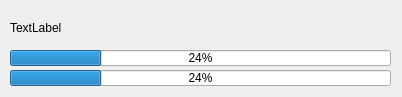
Qt form ui/update_window.ui (badcast/adskiller) before a commit.
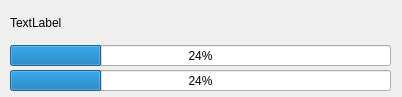
The same form after that commit.

Patch:
```diff
--- a/ui/update_window.ui
+++ b/ui/update_window.ui
@@ -13,6 +13,18 @@
     <height>97</height>
    </rect>
   </property>
+  <property name="minimumSize">
+   <size>
+    <width>402</width>
+    <height>97</height>
+   </size>
+  </property>
+  <property name="maximumSize">
+   <size>
+    <width>402</width>
+    <height>97</height>
+   </size>
+  </property>
   <property name="acceptDrops">
    <bool>false</bool>
   </property>
@@ -26,7 +38,7 @@
       <x>10</x>
       <y>7</y>
       <width>381</width>
-      <height>41</height>
+      <height>31</height>
      </rect>
     </property>
     <property name="text">
@@ -37,9 +49,9 @@
     <property name="geometry">
      <rect>
       <x>10</x>
-      <y>50</y>
+      <y>45</y>
       <width>381</width>
-      <height>16</height>
+      <height>21</height>
      </rect>
     </property>
     <property name="value">
@@ -52,7 +64,7 @@
       <x>10</x>
       <y>70</y>
       <width>381</width>
-      <height>16</height>
+      <height>21</height>
      </rect>
     </property>
     <property name="value">
```
